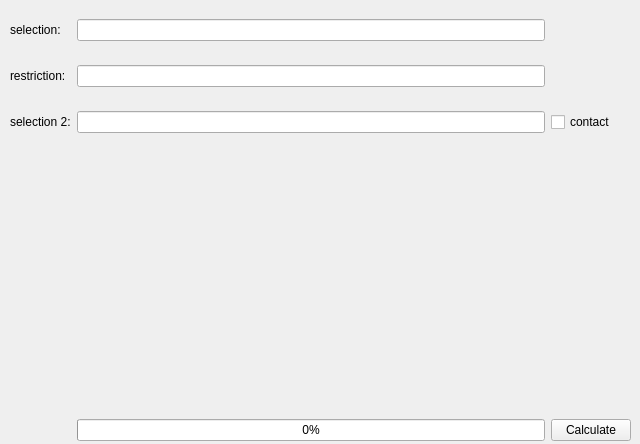
First picture: the form in PyContact/gui/sasa.ui, repository maxscheurer/pycontact, before the edit.
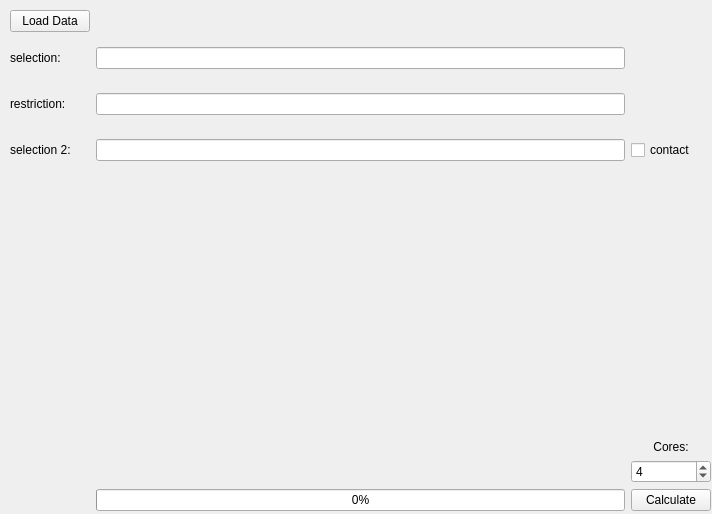
Second picture: the form after the edit.

Commit message: some sasa stuff, loading trajectory, but destroyed layout

The edit to the form file:
```diff
--- a/PyContact/gui/sasa.ui
+++ b/PyContact/gui/sasa.ui
@@ -6,8 +6,8 @@
    <rect>
     <x>0</x>
     <y>0</y>
-    <width>640</width>
-    <height>444</height>
+    <width>712</width>
+    <height>514</height>
    </rect>
   </property>
   <property name="windowTitle">
@@ -18,12 +18,12 @@
     <rect>
      <x>10</x>
      <y>10</y>
-     <width>621</width>
-     <height>431</height>
+     <width>701</width>
+     <height>501</height>
     </rect>
    </property>
    <layout class="QGridLayout" name="gridLayout">
-    <item row="0" column="3">
+    <item row="3" column="3">
      <spacer name="horizontalSpacer_2">
       <property name="orientation">
        <enum>Qt::Horizontal</enum>
@@ -39,17 +39,17 @@
       </property>
      </spacer>
     </item>
-    <item row="0" column="1">
+    <item row="3" column="1">
      <widget class="QLineEdit" name="sasaSelection1TextField"/>
     </item>
-    <item row="2" column="3">
+    <item row="5" column="3">
      <widget class="QCheckBox" name="calculateContactAreaCheckbox">
       <property name="text">
        <string>contact</string>
       </property>
      </widget>
     </item>
-    <item row="1" column="3">
+    <item row="4" column="3">
      <spacer name="horizontalSpacer">
       <property name="orientation">
        <enum>Qt::Horizontal</enum>
@@ -65,7 +65,7 @@
       </property>
      </spacer>
     </item>
-    <item row="2" column="4">
+    <item row="5" column="4">
      <spacer name="horizontalSpacer_3">
       <property name="orientation">
        <enum>Qt::Horizontal</enum>
@@ -81,29 +81,29 @@
       </property>
      </spacer>
     </item>
-    <item row="0" column="0">
+    <item row="3" column="0">
      <widget class="QLabel" name="label">
       <property name="text">
        <string>selection:</string>
       </property>
      </widget>
     </item>
-    <item row="4" column="3">
+    <item row="7" column="3">
      <widget class="QPushButton" name="calcSasaButton">
       <property name="text">
        <string>Calculate</string>
       </property>
      </widget>
     </item>
-    <item row="3" column="1">
+    <item row="6" column="1">
      <widget class="QWidget" name="sasaGraphWidget" native="true">
       <widget class="QWidget" name="gridLayoutWidget_2">
        <property name="geometry">
         <rect>
          <x>0</x>
          <y>0</y>
-         <width>451</width>
-         <height>261</height>
+         <width>521</width>
+         <height>291</height>
         </rect>
        </property>
        <layout class="QGridLayout" name="graphGridLayout"/>
@@ -111,38 +111,9 @@
      </widget>
     </item>
     <item row="4" column="1">
-     <widget class="QProgressBar" name="sasaProgressBar">
-      <property name="value">
-       <number>0</number>
-      </property>
-      <property name="textVisible">
-       <bool>true</bool>
-      </property>
-      <property name="invertedAppearance">
-       <bool>false</bool>
-      </property>
-     </widget>
-    </item>
-    <item row="1" column="1">
      <widget class="QLineEdit" name="sasaRestrictionTextField"/>
     </item>
-    <item row="3" column="3">
-     <spacer name="verticalSpacer">
-      <property name="orientation">
-       <enum>Qt::Vertical</enum>
-      </property>
-      <property name="sizeType">
-       <enum>QSizePolicy::Minimum</enum>
-      </property>
-      <property name="sizeHint" stdset="0">
-       <size>
-        <width>20</width>
-        <height>40</height>
-       </size>
-      </property>
-     </spacer>
-    </item>
-    <item row="1" column="0">
+    <item row="4" column="0">
      <widget class="QLabel" name="label_2">
       <property name="sizePolicy">
        <sizepolicy hsizetype="Fixed" vsizetype="Preferred">
@@ -155,7 +126,7 @@
       </property>
      </widget>
     </item>
-    <item row="2" column="1">
+    <item row="5" column="1">
      <widget class="QLineEdit" name="sasaSelection2TextField">
       <property name="enabled">
        <bool>true</bool>
@@ -174,7 +145,7 @@
       </property>
      </widget>
     </item>
-    <item row="2" column="0">
+    <item row="5" column="0">
      <widget class="QLabel" name="label_3">
       <property name="sizePolicy">
        <sizepolicy hsizetype="Minimum" vsizetype="Fixed">
@@ -187,6 +158,79 @@
       </property>
      </widget>
     </item>
+    <item row="2" column="1">
+     <spacer name="horizontalSpacer_4">
+      <property name="orientation">
+       <enum>Qt::Horizontal</enum>
+      </property>
+      <property name="sizeHint" stdset="0">
+       <size>
+        <width>40</width>
+        <height>20</height>
+       </size>
+      </property>
+     </spacer>
+    </item>
+    <item row="2" column="0">
+     <widget class="QPushButton" name="loadDataButton">
+      <property name="text">
+       <string>Load Data</string>
+      </property>
+     </widget>
+    </item>
+    <item row="7" column="1">
+     <widget class="QProgressBar" name="sasaProgressBar">
+      <property name="value">
+       <number>0</number>
+      </property>
+      <property name="textVisible">
+       <bool>true</bool>
+      </property>
+      <property name="invertedAppearance">
+       <bool>false</bool>
+      </property>
+     </widget>
+    </item>
+    <item row="6" column="3">
+     <layout class="QVBoxLayout" name="verticalLayout">
+      <item>
+       <spacer name="verticalSpacer">
+        <property name="orientation">
+         <enum>Qt::Vertical</enum>
+        </property>
+        <property name="sizeHint" stdset="0">
+         <size>
+          <width>20</width>
+          <height>40</height>
+         </size>
+        </property>
+       </spacer>
+      </item>
+      <item>
+       <widget class="QLabel" name="label_4">
+        <property name="text">
+         <string>Cores:</string>
+        </property>
+        <property name="alignment">
+         <set>Qt::AlignCenter</set>
+        </property>
+       </widget>
+      </item>
+      <item>
+       <widget class="QSpinBox" name="coreBox">
+        <property name="minimum">
+         <number>1</number>
+        </property>
+        <property name="maximum">
+         <number>32</number>
+        </property>
+        <property name="value">
+         <number>4</number>
+        </property>
+       </widget>
+      </item>
+     </layout>
+    </item>
    </layout>
   </widget>
  </widget>
```
The commit also changes 5 other files.
